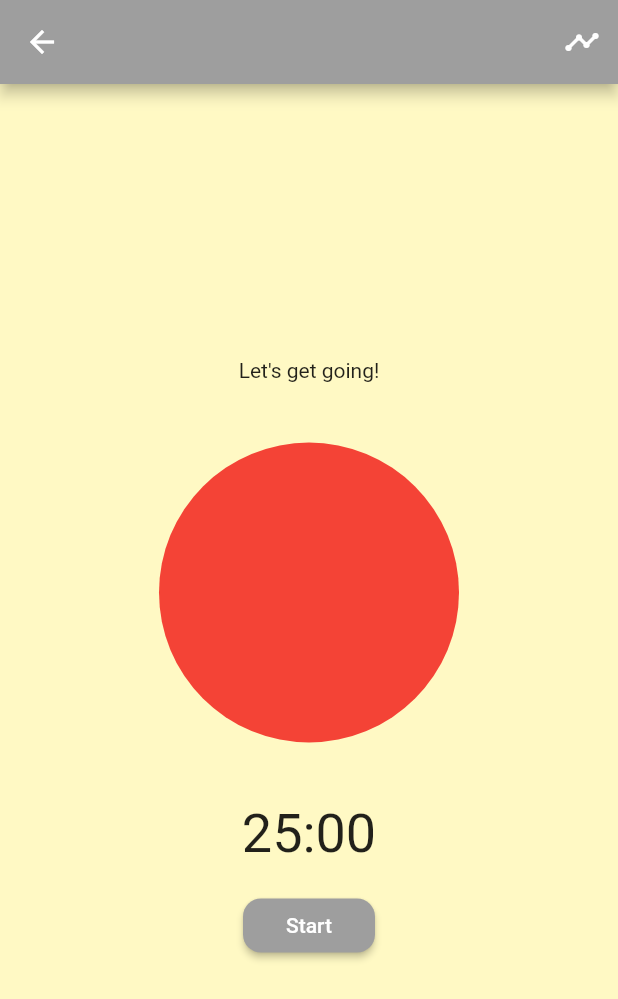
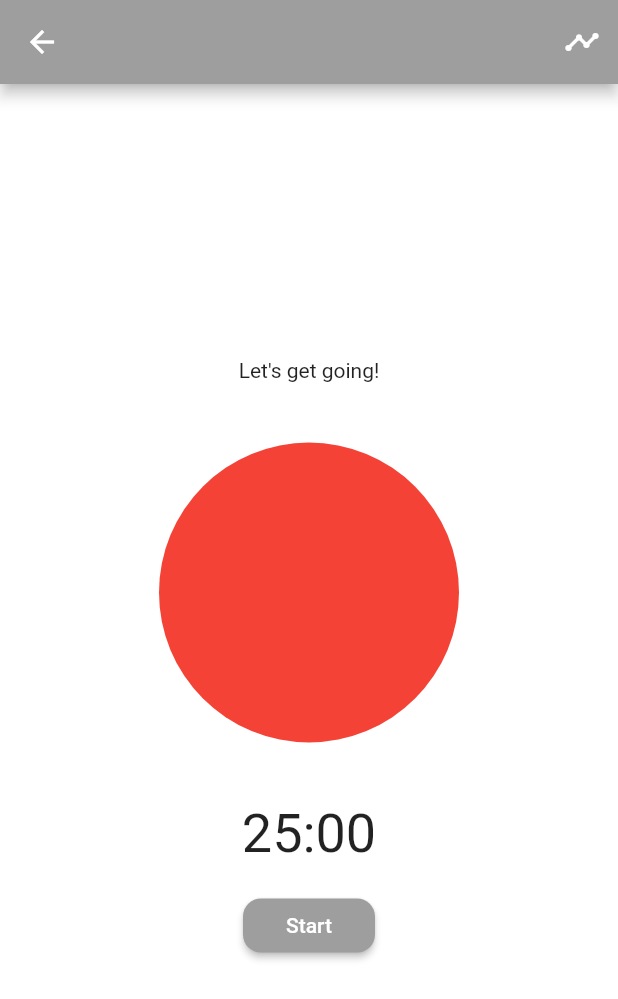
Before and after one commit to Dioclei/pudding_flutter, a Flutter app: the GoalPage screen opened directly with empty values, on a phone screen of 412 x 824 dp. Shown: the top 999 px of the screen. Run offline on Flutter 3.47's test engine with Material 2 defaults, Android fonts, the light colour scheme and no system bars; our stand-ins replace cloud_firestore, firebase_auth, flushbar, flutter_calendar_carousel, google_sign_in, numberpicker and 1 more; missing offline and left inert: flutter_auth_buttons; accounts and stored records are empty.

Commit message:
Theming, Refactored colors
Refactored the themedata to a new file & made the canvasColor transparent. New colors will be set there as well, such as backgroundColor.

```diff
--- a/lib/goalpage.dart
+++ b/lib/goalpage.dart
@@ -1,4 +1,5 @@
 import 'package:flutter/material.dart';
+import 'themecolors.dart';
 import 'dart:async';
 import 'goals.dart';
 import 'package:numberpicker/numberpicker.dart';
@@ -85,7 +86,9 @@ class _GoalPageState extends State<GoalPage> {
           )
         ],
       ),
-      body: Center(
+      body: Container(
+        color: backgroundColor,
+        child: Center(
           child: Column(
             crossAxisAlignment: CrossAxisAlignment.center,
             mainAxisAlignment: MainAxisAlignment.center,
@@ -225,6 +228,7 @@ class _GoalPageState extends State<GoalPage> {
             ],
           ),
         ),
+      ),
     );
   }
 }
--- a/lib/signinpage.dart
+++ b/lib/signinpage.dart
@@ -1,4 +1,5 @@
 import 'package:flutter/material.dart';
+import 'themecolors.dart';
 import 'main.dart';
 import 'auth.dart';
 import 'package:flutter_auth_buttons/flutter_auth_buttons.dart';
@@ -27,7 +28,7 @@ class SignInScreen extends StatelessWidget {
     return Scaffold(
       appBar: null,
       body: Container(
-        color: Colors.yellow[100],
+        color: Colors.yellow[50],
         child: Center(
           child: Column(
             crossAxisAlignment: CrossAxisAlignment.center,
--- /dev/null
+++ b/lib/themecolors.dart
@@ -0,0 +1,8 @@
+import 'package:flutter/material.dart';
+
+final ThemeData themeData = ThemeData(
+  primarySwatch: Colors.brown,
+  canvasColor: Colors.transparent,
+);
+
+final backgroundColor = Colors.white;
```
Also changed, not shown: lib/main.dart (+6 -5 lines), lib/social.dart (+12 -5 lines). Lines whose indentation alone changed are shown as unchanged.
